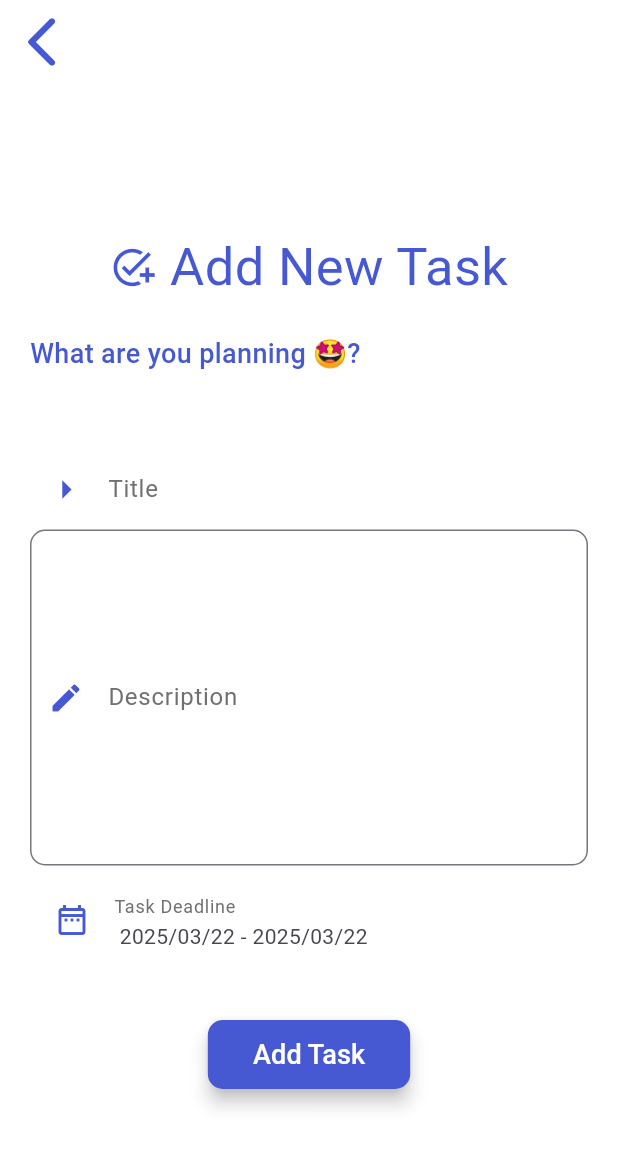
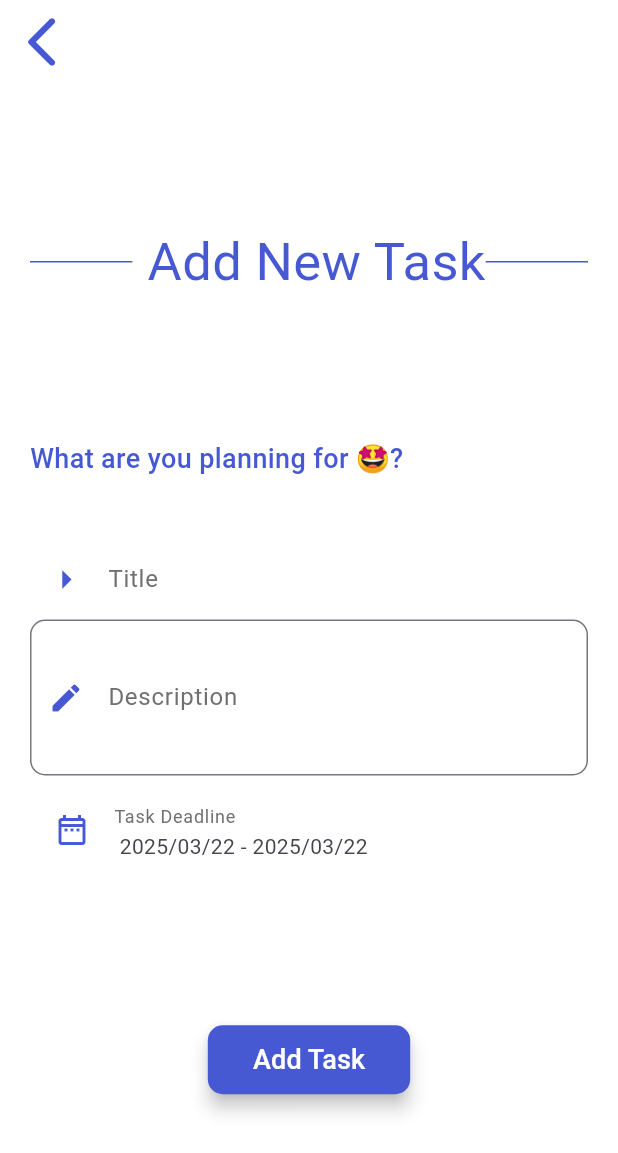
Before and after one commit to Z-Ash0/ToDoApp-task, a Flutter app: the AddNewTaskScreen screen opened by its route, on a phone screen of 412 x 824 dp. Shown: the top 1153 px of the screen. Run offline on Flutter 3.47's test engine with Material 3 defaults, Android fonts, the phone set to English and light mode, and no system bars; our stand-ins replace device_preview, sqflite; accounts and stored records are empty.

Commit message:
Constructing the local database and initializing tasks table

```diff
--- /dev/null
+++ b/lib/core/database/task_model.dart
@@ -0,0 +1,11 @@
+class Task {
+  final int statusCode;
+  final String? content;
+  final String title;
+  final String? deadline;
+  Task(
+      {required this.statusCode,
+      this.content,
+      required this.title,
+      this.deadline});
+}
--- a/lib/core/utils/app_strings.dart
+++ b/lib/core/utils/app_strings.dart
@@ -1,3 +1,9 @@
 class AppStrings {
   static const String myTask = 'My Tasks';
+  static const String addNewTask = 'Add New Task';
+  static const String addTask = 'Add Task';
+  static const String taskDeadline = 'Task Deadline';
+  static const String description = 'Description';
+  static const String title = 'Title';
+  static const String whatRUPlanningFor = 'What are you planning for 🤩?';
 }
--- a/lib/core/utils/app_text_styles.dart
+++ b/lib/core/utils/app_text_styles.dart
@@ -6,4 +6,7 @@ class AppTextStyles {
       TextStyle(fontSize: 12, color: AppColors.colorGrey);
   static const TextStyle purpleSize42 =
       TextStyle(fontSize: 42, color: AppColors.primaryColor);
+
+  static const TextStyle whiteSize18 =
+      TextStyle(color: AppColors.colorWhite, fontSize: 18);
 }
--- a/lib/features/home_page/presentation/views/add_new_task_screen.dart
+++ b/lib/features/home_page/presentation/views/add_new_task_screen.dart
@@ -1,8 +1,9 @@
 import 'package:flutter/material.dart';
-import 'package:intl/intl.dart';
 import 'package:to_do_app/core/utils/app_colors.dart';
+import 'package:to_do_app/core/utils/app_strings.dart';
 import 'package:to_do_app/core/utils/app_text_styles.dart';
 import 'package:to_do_app/features/home_page/presentation/widgets/custom_button.dart';
+import 'package:to_do_app/features/home_page/presentation/widgets/tasks_input_fields.dart';
 
 class AddNewTaskScreen extends StatefulWidget {
   const AddNewTaskScreen({super.key});
@@ -12,9 +13,6 @@ class AddNewTaskScreen extends StatefulWidget {
 }
 
 class _AddNewTaskScreenState extends State<AddNewTaskScreen> {
-  DateTimeRange taskDeadLine =
-      DateTimeRange(start: DateTime.now(), end: DateTime.now());
-  int currentYear = DateTime.now().year;
   @override
   Widget build(BuildContext context) {
     return GestureDetector(
@@ -22,104 +20,16 @@ class _AddNewTaskScreenState extends State<AddNewTaskScreen> {
       child: Scaffold(
         resizeToAvoidBottomInset: true,
         backgroundColor: AppColors.colorWhite,
-        appBar: AppBar(
-          backgroundColor: Colors.transparent,
-          leading: IconButton(
-            onPressed: () => Navigator.pop(context),
-            icon: const Icon(Icons.arrow_back_ios_new_rounded,
-                color: AppColors.primaryColor, size: 40),
-          ),
-        ),
+        appBar: _buildAppBar(context),
         body: Padding(
           padding: const EdgeInsets.symmetric(horizontal: 20),
           child: Column(
             crossAxisAlignment: CrossAxisAlignment.start,
-            mainAxisAlignment: MainAxisAlignment.center,
+            mainAxisAlignment: MainAxisAlignment.spaceEvenly,
             children: [
-              //* Header
-              Row(
-                mainAxisAlignment: MainAxisAlignment.center,
-                children: [
-                  const Icon(Icons.add_task,
-                      size: 30, color: AppColors.primaryColor),
-                  const SizedBox(width: 10),
-                  Text(
-                    'Add New Task',
-                    style: AppTextStyles.purpleSize42.copyWith(fontSize: 35),
-                  ),
-                ],
-              ),
-              const SizedBox(height: 20),
-              Text(
-                'What are you planning 🤩?',
-                style: AppTextStyles.purpleSize42.copyWith(
-                  fontSize: 18,
-                  fontWeight: FontWeight.w500,
-                ),
-              ),
-              const SizedBox(height: 50),
-
-              //* Task Name Field
-              TextField(
-                decoration: InputDecoration(
-                  hintText: 'Title',
-                  hintStyle: AppTextStyles.greySize12.copyWith(fontSize: 16),
-                  border: InputBorder.none,
-                  prefixIcon: const Icon(Icons.arrow_right,
-                      color: AppColors.primaryColor, size: 30),
-                  contentPadding: const EdgeInsets.symmetric(vertical: 15),
-                ),
-              ),
-
-              //* Task Description Field
-              TextField(
-                maxLines: 8,
-                decoration: InputDecoration(
-                  labelText: 'Description',
-                  labelStyle: AppTextStyles.greySize12.copyWith(fontSize: 16),
-                  border: OutlineInputBorder(
-                    borderRadius: BorderRadius.circular(10),
-                    borderSide: const BorderSide(color: AppColors.primaryColor),
-                  ),
-                  focusedBorder: OutlineInputBorder(
-                    borderRadius: BorderRadius.circular(10),
-                    borderSide: const BorderSide(
-                        color: AppColors.primaryColor, width: 2),
-                  ),
-                  prefixIcon:
-                      const Icon(Icons.edit, color: AppColors.primaryColor),
-                ),
-              ),
-              ListTile(
-                onTap: () async {
-                  final DateTimeRange? selectedDeadline =
-                      await showDateRangePicker(
-                    context: context,
-                    firstDate: DateTime(currentYear),
-                    lastDate: DateTime(currentYear + 5),
-                  );
-                  if (selectedDeadline == null) return;
-                  setState(() => taskDeadLine = selectedDeadline);
-                  ScaffoldMessenger.of(context).showSnackBar(
-                    SnackBar(
-                      content: Text(
-                          'The deadline is whithin ${taskDeadLine.duration.inDays} days'),
-                    ),
-                  );
-                },
-                title: Text(
-                  'Task Deadline',
-                  style: AppTextStyles.greySize12,
-                ),
-                subtitle: Text(
-                    ' ${DateFormat('yyyy/MM/dd').format(taskDeadLine.start)} - ${DateFormat('yyyy/MM/dd').format(taskDeadLine.end)}'),
-                leading: const Icon(Icons.date_range_outlined,
-                    color: AppColors.primaryColor),
-              ),
-              const SizedBox(height: 30),
-
-              //* Add Task Button
-              CustomButton(title: 'Add Task', onPressed: () {}),
+              _buildHeader(AppStrings.addNewTask),
+              const TasksInputFields(),
+              CustomButton(title: AppStrings.addTask, onPressed: () {}),
             ],
           ),
         ),
@@ -127,3 +37,28 @@ class _AddNewTaskScreenState extends State<AddNewTaskScreen> {
     );
   }
 }
+
+Widget _buildHeader(String title) {
+  return Row(
+    children: [
+      const Expanded(child: Divider(height: 1, color: AppColors.primaryColor)),
+      const SizedBox(width: 10),
+      Text(
+        title,
+        style: AppTextStyles.purpleSize42.copyWith(fontSize: 35),
+      ),
+      const Expanded(child: Divider(height: 1, color: AppColors.primaryColor)),
+    ],
+  );
+}
+
+AppBar _buildAppBar(BuildContext context) {
+  return AppBar(
+    backgroundColor: Colors.transparent,
+    leading: IconButton(
+      onPressed: () => Navigator.pop(context),
+      icon: const Icon(Icons.arrow_back_ios_new_rounded,
+          color: AppColors.primaryColor, size: 40),
+    ),
+  );
+}
--- a/lib/features/home_page/presentation/widgets/custom_button.dart
+++ b/lib/features/home_page/presentation/widgets/custom_button.dart
@@ -22,8 +22,7 @@ class CustomButton extends StatelessWidget {
         ),
         child: Text(
           title,
-          style: AppTextStyles.greySize12
-              .copyWith(color: AppColors.colorWhite, fontSize: 18),
+          style: AppTextStyles.whiteSize18,
         ),
       ),
     );
--- /dev/null
+++ b/lib/features/home_page/presentation/widgets/tasks_input_fields.dart
@@ -0,0 +1,95 @@
+import 'package:flutter/material.dart';
+import 'package:intl/intl.dart';
+import 'package:to_do_app/core/utils/app_colors.dart';
+import 'package:to_do_app/core/utils/app_strings.dart';
+import 'package:to_do_app/core/utils/app_text_styles.dart';
+
+class TasksInputFields extends StatefulWidget {
+  const TasksInputFields({super.key});
+
+  @override
+  State<TasksInputFields> createState() => _TasksInputFieldsState();
+}
+
+class _TasksInputFieldsState extends State<TasksInputFields> {
+  int currentYear = DateTime.now().year;
+  late DateTimeRange taskDeadLine;
+  @override
+  void initState() {
+    taskDeadLine = DateTimeRange(start: DateTime.now(), end: DateTime.now());
+    super.initState();
+  }
+
+  @override
+  Widget build(BuildContext context) {
+    return Column(
+      crossAxisAlignment: CrossAxisAlignment.start,
+      children: [
+        Text(
+          AppStrings.whatRUPlanningFor,
+          style: AppTextStyles.purpleSize42.copyWith(
+            fontSize: 18,
+            fontWeight: FontWeight.w500,
+          ),
+        ),
+        const SizedBox(height: 40),
+        TextField(
+          decoration: InputDecoration(
+            hintText: AppStrings.title,
+            hintStyle: AppTextStyles.greySize12.copyWith(fontSize: 16),
+            border: InputBorder.none,
+            prefixIcon: const Icon(Icons.arrow_right,
+                color: AppColors.primaryColor, size: 30),
+            contentPadding: const EdgeInsets.symmetric(vertical: 15),
+          ),
+        ),
+
+        //* Task Description Field
+        TextField(
+          maxLines: 3,
+          decoration: InputDecoration(
+            labelText: AppStrings.description,
+            labelStyle: AppTextStyles.greySize12.copyWith(fontSize: 16),
+            border: OutlineInputBorder(
+              borderRadius: BorderRadius.circular(10),
+              borderSide: const BorderSide(color: AppColors.primaryColor),
+            ),
+            focusedBorder: OutlineInputBorder(
+              borderRadius: BorderRadius.circular(10),
+              borderSide:
+                  const BorderSide(color: AppColors.primaryColor, width: 2),
+            ),
+            prefixIcon: const Icon(Icons.edit, color: AppColors.primaryColor),
+          ),
+        ),
+        ListTile(
+          onTap: _dateRangePicker,
+          title: const Text(
+            AppStrings.taskDeadline,
+            style: AppTextStyles.greySize12,
+          ),
+          subtitle: Text(
+              ' ${DateFormat('yyyy/MM/dd').format(taskDeadLine.start)} - ${DateFormat('yyyy/MM/dd').format(taskDeadLine.end)}'),
+          leading: const Icon(Icons.date_range_outlined,
+              color: AppColors.primaryColor),
+        ),
+      ],
+    );
+  }
+
+  Future<void> _dateRangePicker() async {
+    final DateTimeRange? selectedDeadline = await showDateRangePicker(
+      context: context,
+      firstDate: DateTime(currentYear),
+      lastDate: DateTime(currentYear + 5),
+    );
+    if (selectedDeadline == null) return;
+    setState(() => taskDeadLine = selectedDeadline);
+    ScaffoldMessenger.of(context).showSnackBar(
+      SnackBar(
+        content:
+            Text('The deadline is for ${taskDeadLine.duration.inDays} days'),
+      ),
+    );
+  }
+}
--- a/pubspec.yaml
+++ b/pubspec.yaml
@@ -37,6 +37,8 @@ dependencies:
   cupertino_icons: ^1.0.8
   device_preview: ^1.2.0
   intl: ^0.19.0
+  sqflite: ^2.4.1
+  path: ^1.9.0
 
 dev_dependencies:
   flutter_test:
```
Also changed, not shown: lib/core/database/sql_database_service.dart (added, +63 -0 lines), lib/core/database/tasks_repository.dart (added, +52 -0 lines), lib/core/utils/app_constants.dart (+8 -0 lines), pubspec.lock, 1 other file.
